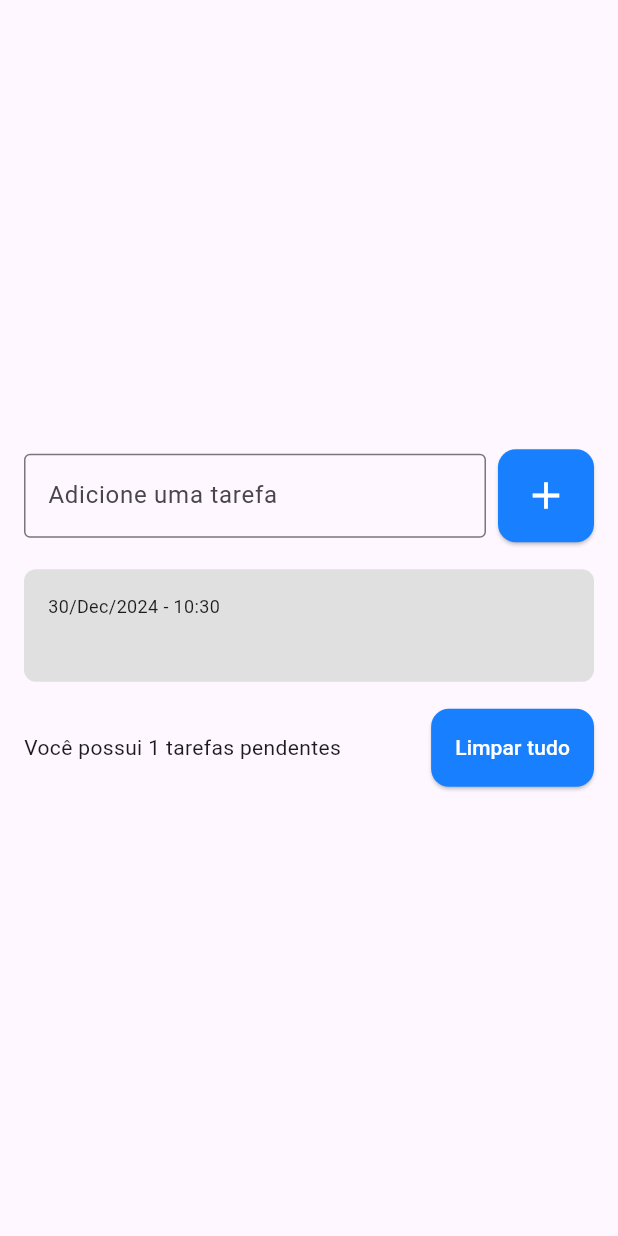
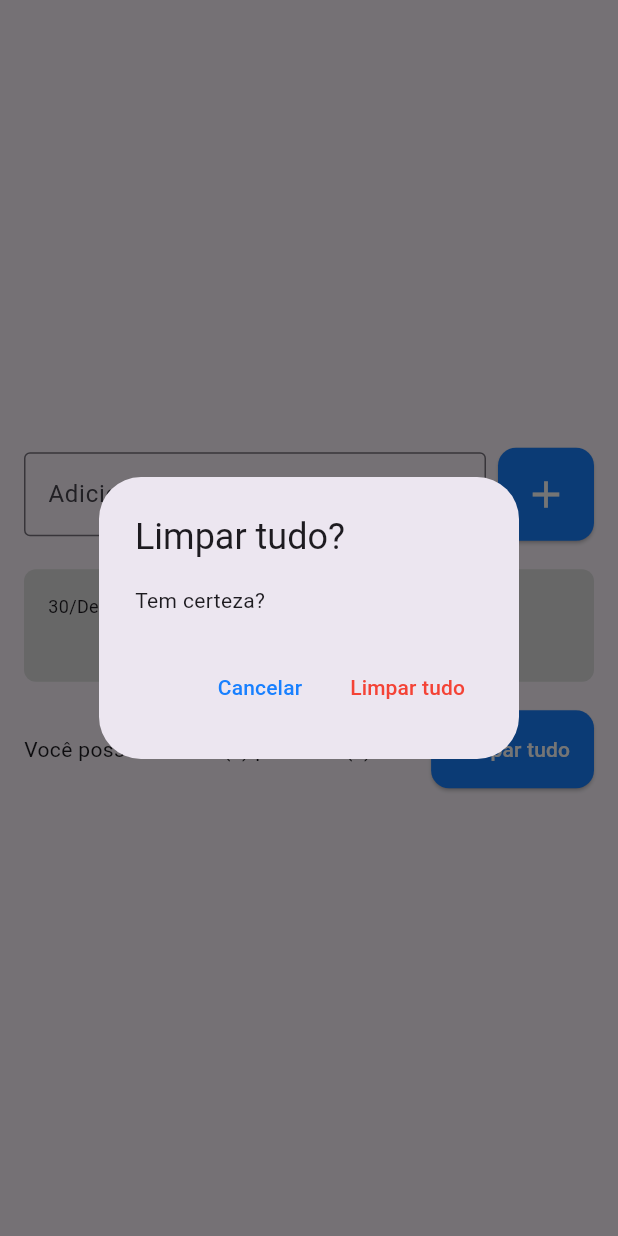
Before and after one commit to BrunoSilva31/ToDo_List, a Flutter app: the screen it shows after launch, after a tap on the "add" icon, after a tap on "Limpar tudo", on a phone screen of 412 x 824 dp. Run offline on Flutter 3.47's test engine with Material 3 defaults, Android fonts, the phone set to English and light mode, and no system bars; drawn by our look-alikes of flutter_slidable.

Commit message:
Delete and DeleteAll

```diff
--- a/lib/pages/todo_list_page.dart
+++ b/lib/pages/todo_list_page.dart
@@ -13,7 +13,9 @@ class ToDoListPage extends StatefulWidget {
 
 class _ToDoListPageState extends State<ToDoListPage> {
 
-  List<Todo> todo = [];
+  List<Todo> todos = [];
+  Todo? deletedTodo;
+  int? deleteTodoPos;
 
   final TextEditingController todoController = TextEditingController();
 
@@ -56,7 +58,7 @@ class _ToDoListPageState extends State<ToDoListPage> {
                             title: text,
                             date: DateTime.now(),
                           );
-                          todo.add(newTodo);
+                          todos.add(newTodo);
                         });
 
                         todoController.clear();
@@ -89,9 +91,10 @@ class _ToDoListPageState extends State<ToDoListPage> {
                     shrinkWrap: true,
                     children: [
 
-                      for(Todo item in todo)
+                      for(Todo todo in todos)
                         TodoListItem(
-                          todo: item,
+                          todo: todo,
+                          onDelete: onDelete,
                         ),
 
                     ],
@@ -105,11 +108,12 @@ class _ToDoListPageState extends State<ToDoListPage> {
                     children: [
                       Expanded(
                         child: Text(
-                          'Você possui ${todo.length} tarefas pendentes',
+                          'Você possui ${todos.length} tarefa(s) pendente(s)',
                         ),
                       ),
 
-                      ElevatedButton(onPressed: (){},
+                      ElevatedButton(
+                        onPressed: showDeleteTodosConfirmationDialog,
                         style: ElevatedButton.styleFrom(
                         backgroundColor: Color.fromARGB(255, 24, 128, 255),
                         padding: const EdgeInsets.all(16),
@@ -138,4 +142,73 @@ class _ToDoListPageState extends State<ToDoListPage> {
         ),
     );
   }
+
+  void onDelete (Todo todo) {
+    deletedTodo = todo;
+    deleteTodoPos = todos.indexOf(todo);
+
+    setState(() {
+      todos.remove(todo);
+    });
+
+    ScaffoldMessenger.of(context).clearSnackBars();
+    ScaffoldMessenger.of(context).showSnackBar(
+      SnackBar(content: Text('Tarefa ${todo.title} foi removida com sucesso!', style: TextStyle(
+        color: Color(0xff060708),
+        ),
+      ),
+      backgroundColor: Colors.white,
+
+      action: SnackBarAction(
+        label: 'Desfazer',
+        textColor: const Color.fromARGB(255, 24, 128, 255),
+        onPressed: (){
+          setState(() {
+            todos.insert(deleteTodoPos!, deletedTodo!);
+          });
+        },
+      ),
+      ),
+    );
+  }
+
+
+  void showDeleteTodosConfirmationDialog() {
+    showDialog(
+      context: context,
+      builder: (context) => AlertDialog(
+        title: Text('Limpar tudo?'),
+        content: Text('Tem certeza?'),
+        actions: [
+          TextButton(
+            onPressed: (){
+              Navigator.of(context).pop();
+            },
+
+            style: TextButton.styleFrom(foregroundColor: Color.fromARGB(255, 24, 128, 255),
+            ),
+            child: Text('Cancelar'),
+            ),
+
+          TextButton(
+            onPressed: (){
+              Navigator.of(context).pop();
+              deleteAllTodos();
+            },
+
+            style: TextButton.styleFrom(foregroundColor: Colors.red,
+            ),
+
+            child: Text('Limpar tudo')
+            ),
+        ],
+      ),
+      );
+  }
+
+  void deleteAllTodos(){
+    setState(() {
+      todos.clear();
+    });
+  }
 }
--- a/lib/widgets/todo_list_item.dart
+++ b/lib/widgets/todo_list_item.dart
@@ -1,28 +1,52 @@
 import 'package:flutter/material.dart';
+import 'package:flutter_slidable/flutter_slidable.dart';
 import 'package:intl/intl.dart';
 import 'package:todo_list/models/todo.dart';
 
 class TodoListItem extends StatelessWidget {
-  const TodoListItem({super.key, required this.todo});
+  const TodoListItem({super.key, required this.todo, required this.onDelete,});
 
   final Todo todo;
+  final Function(Todo) onDelete;
 
   @override
   Widget build(BuildContext context) {
 
-    return Container(
+    return Padding(
+      padding: const EdgeInsets.symmetric(vertical: 3),
+      child: Slidable(
 
+        key: const ValueKey(0),
+
+
+          endActionPane: ActionPane(
+            motion: BehindMotion(),
+
+            extentRatio: 0.3,
+
+            children: [
+            SlidableAction(
+              onPressed: (context) {
+                onDelete(todo);
+              },
+              backgroundColor: Colors.red,
+              borderRadius: BorderRadius.circular(8),
+              icon: Icons.delete,
+              label: 'Delete',
+              ),
+            ],
+          ),
+
+        child: Container(
           decoration: BoxDecoration(
             color: Colors.grey[300],
             borderRadius: BorderRadius.circular(8),
           ),
 
-      margin: const EdgeInsets.symmetric(vertical: 2),
           padding: const EdgeInsets.all(16),
 
           child: Column(
-
-        crossAxisAlignment: CrossAxisAlignment.start,
+            crossAxisAlignment: CrossAxisAlignment.stretch,
 
             children: [
               Text(
@@ -40,6 +64,9 @@ class TodoListItem extends StatelessWidget {
               ),
             ],
           ),
+          ),
+      ),
     );
+
   }
 }
--- a/pubspec.yaml
+++ b/pubspec.yaml
@@ -36,6 +36,7 @@ dependencies:
   # Use with the CupertinoIcons class for iOS style icons.
   cupertino_icons: ^1.0.8
   intl:
+  flutter_slidable: ^3.1.2
 
 dev_dependencies:
   flutter_test:
```
Also changed, not shown: pubspec.lock. Lines whose indentation alone changed are shown as unchanged.
